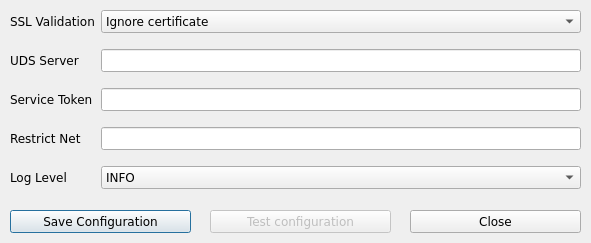
Before: the Qt Designer form actor/src/designer/setup-dialog-unmanaged.ui in VirtualCable/openuds, drawn with Qt 5.
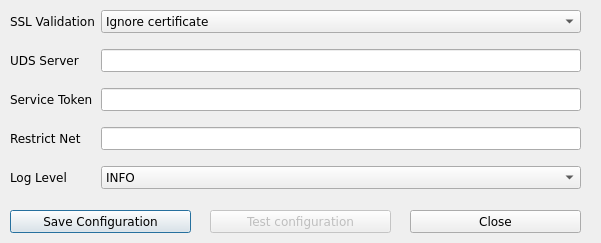
After: the same form once the commit is applied. Icons and pictures are not drawn.

Commit message: Fixed frame over buttons ons unmanaged setup

Diff of the .ui file:
```diff
--- a/actor/src/designer/setup-dialog-unmanaged.ui
+++ b/actor/src/designer/setup-dialog-unmanaged.ui
@@ -10,7 +10,7 @@
    <rect>
     <x>0</x>
     <y>0</y>
-    <width>591</width>
+    <width>601</width>
     <height>243</height>
    </rect>
   </property>
@@ -144,7 +144,7 @@
      <x>10</x>
      <y>10</y>
      <width>571</width>
-     <height>228</height>
+     <height>191</height>
     </rect>
    </property>
    <layout class="QFormLayout" name="formLayout">
```
The commit also changes 2 other files.
